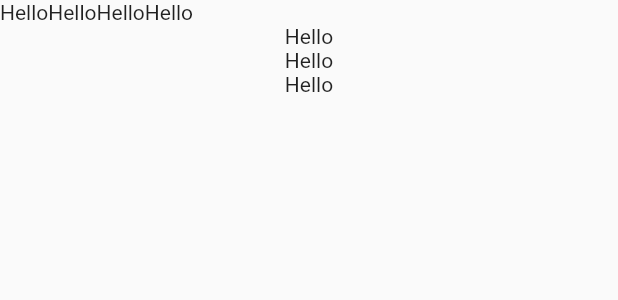
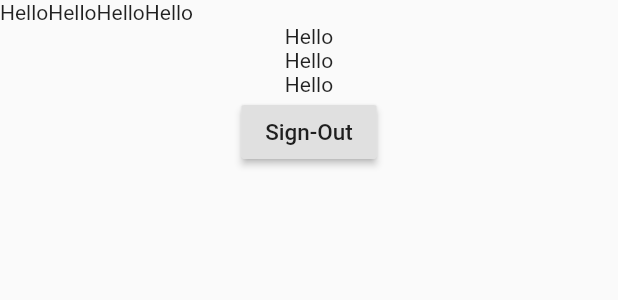
Before and after one commit to saratsarat7/fooding, a Flutter app: what profile() shows on an empty page, opened directly, on a phone screen of 412 x 824 dp. Shown: the top 300 px of the screen. Run offline on Flutter 3.47's test engine with Material 2 defaults, Android fonts, the phone set to English and light mode, and no system bars; our stand-ins replace firebase_auth, google_sign_in; accounts and stored records are empty.

Commit message:
Added logout button.

```diff
--- a/lib/userProfile.dart
+++ b/lib/userProfile.dart
@@ -1,4 +1,5 @@
 import 'package:flutter/material.dart';
+import 'package:fooding/loginProvider.dart';
 
 Widget profile() {
   return SafeArea(
@@ -13,6 +14,17 @@ Widget profile() {
         new Text("Hello"),
         new Text("Hello"),
         new Text("Hello"),
+        RaisedButton(
+          child: Text(
+            "Sign-Out",
+            style: TextStyle(
+              fontSize: 15,
+            ),
+          ),
+          onPressed: (){
+            signOutGoogle();
+          },
+        ),
       ],
     ),
   );
```
